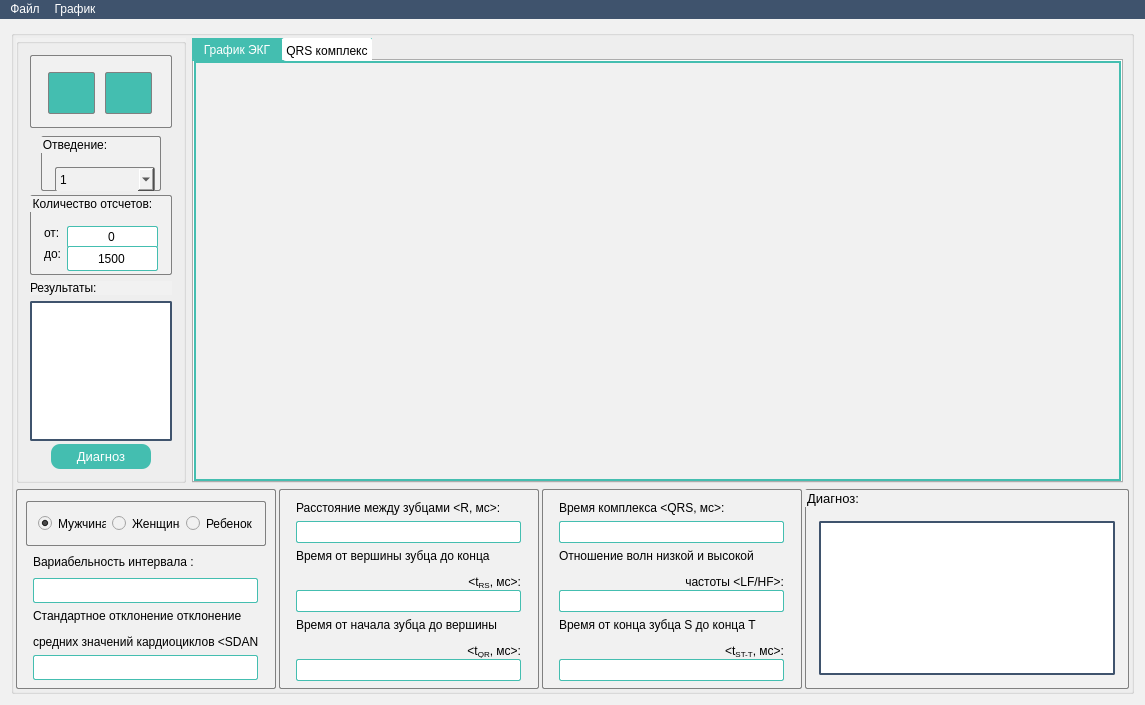
The window that mainwindow.ui (mihail727/ekp) describes before a commit, drawn with Qt 5.
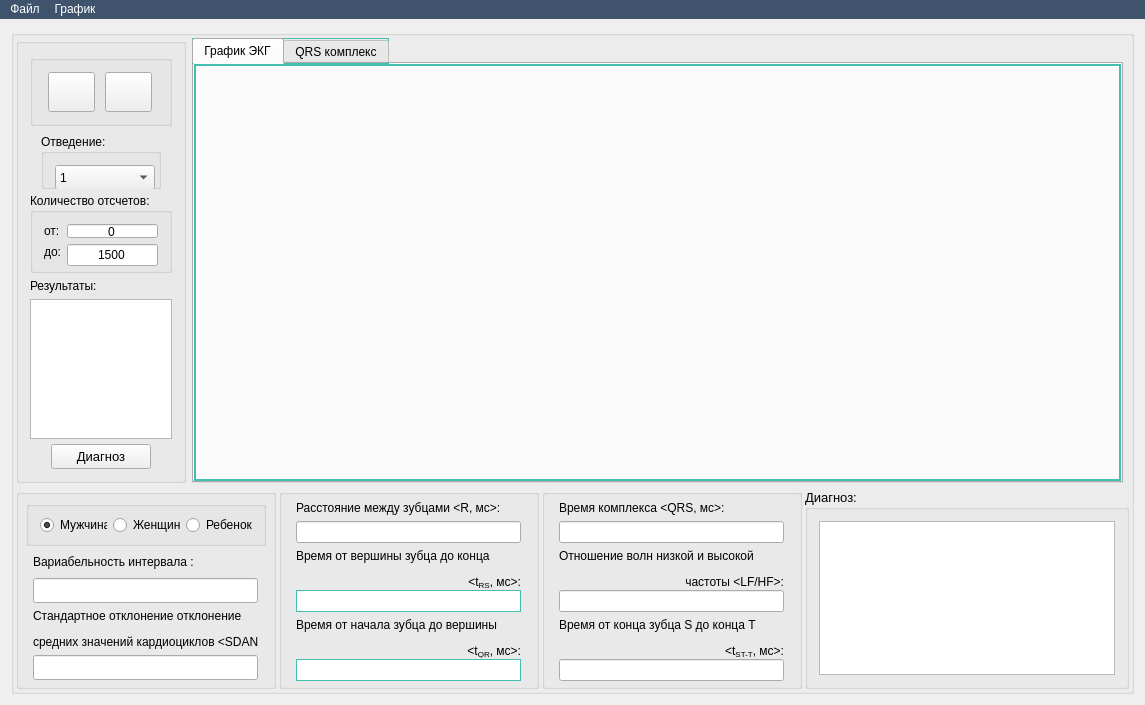
The same window after the commit. Icons and pictures are not drawn.

The edit to the form file:
```diff
--- a/mainwindow.ui
+++ b/mainwindow.ui
@@ -69,6 +69,93 @@
 }
 QTabBar::tab::!selected:hover {
 	background-color:rgb(212, 212, 212);
+}
+QGroupBox#groupBox_10{
+	border:1px solid gray;
+	border-radius:2px;
+	margin-top:1ex;
+}
+QGroupBox#groupBox_9{
+	border:1px solid gray;
+	border-radius:2px;
+	margin-top:1ex;
+}
+QGroupBox#groupBox_8{
+	border:1px solid gray;
+	border-radius:2px;
+	margin-top:1ex;
+}
+QRadioButton{
+	border:0px;
+	margin-top:1ex;
+}
+QGroupBox#groupBox_10 &gt; QLabel{
+	border:0px;
+	margin-top:1ex;	
+}
+QGroupBox#groupBox_9 &gt; QLabel{
+	border:0px;
+	margin-top:1ex;	
+}
+QGroupBox#groupBox_8 &gt; QLabel{
+	border:0px;
+	margin-top:1ex;	
+}
+QGroupBox#groupBox_10 &gt; QLineEdit{
+	min-height:20px;
+	border: 1px solid rgb(68, 190, 176);
+}
+QGroupBox#groupBox_9 &gt; QLineEdit{
+	min-height:20px;
+	border: 1px solid rgb(68, 190, 176);
+}
+QGroupBox#groupBox_8 &gt; QLineEdit{
+	min-height:20px;
+	border: 1px solid rgb(68, 190, 176);
+}
+QGroupBox#groupBox_12{
+	border:1px solid gray;
+	border-radius:2px;
+	margin-top:1ex;
+}
+QTextEdit#textEdit_2{
+	border-style: solid;
+	border-width:2px;
+	border-color: rgb(63, 83, 109);
+}
+QTextEdit#textEdit{
+	border:1px solid gray;
+	border-radius:2px;
+	margin-top:1ex;
+	border-style: solid;	
+	border-width:2px;
+	border-color: rgb(63, 83, 109);
+}
+QGroupBox#groupBox_5{
+	border:1px solid gray;
+	border-radius:2px;
+	margin-top:1ex;
+}
+QGroupBox#groupBox_6{
+	border:1px solid gray;
+	border-radius:2px;
+	margin-top:1ex;
+}
+QGroupBox#groupBox_7{
+	border:1px solid gray;
+	border-radius:2px
+}
+QGroupBox#groupBox_7 &gt; QPushButton{
+	min-width:45px;
+	min-height:40px;	
+}
+QGroupBox#groupBox_5 &gt; QLabel{
+	border:0px;
+	margin-top:1ex;
+}
+QGroupBox#groupBox_5 &gt; QLineEdit{
+	min-height:20px;
+	border: 1px solid rgb(68, 190, 176);
 }</string>
   </property>
   <widget class="QWidget" name="centralWidget">
@@ -147,8 +234,7 @@
                </sizepolicy>
               </property>
               <property name="styleSheet">
-               <string notr="true">border:1px solid gray;
-border-radius:2px</string>
+               <string notr="true"/>
               </property>
               <property name="title">
                <string/>
@@ -164,8 +250,8 @@
                  </property>
                  <property name="minimumSize">
                   <size>
-                   <width>47</width>
-                   <height>42</height>
+                   <width>45</width>
+                   <height>40</height>
                   </size>
                  </property>
                  <property name="maximumSize">
@@ -175,8 +261,7 @@
                   </size>
                  </property>
                  <property name="styleSheet">
-                  <string notr="true">min-width:45px;
-min-height:40px;</string>
+                  <string notr="true"/>
                  </property>
                  <property name="text">
                   <string/>
@@ -199,8 +284,8 @@
                  </property>
                  <property name="minimumSize">
                   <size>
-                   <width>47</width>
-                   <height>42</height>
+                   <width>45</width>
+                   <height>40</height>
                   </size>
                  </property>
                  <property name="maximumSize">
@@ -210,8 +295,7 @@
                   </size>
                  </property>
                  <property name="styleSheet">
-                  <string notr="true">min-width:45px;
-min-height:40px;</string>
+                  <string notr="true"/>
                  </property>
                  <property name="text">
                   <string/>
@@ -248,9 +332,7 @@
                </size>
               </property>
               <property name="styleSheet">
-               <string notr="true">border:1px solid gray;
-border-radius:2px;
-margin-top:1ex;</string>
+               <string notr="true"/>
               </property>
               <property name="title">
                <string>Отведение:</string>
@@ -379,9 +461,7 @@
                </size>
               </property>
               <property name="styleSheet">
-               <string notr="true">border:1px solid gray;
-border-radius:2px;
-margin-top:1ex;</string>
+               <string notr="true"/>
               </property>
               <property name="title">
                <string>Количество отсчетов:</string>
@@ -390,8 +470,7 @@
                <item row="1" column="0">
                 <widget class="QLabel" name="label_3">
                  <property name="styleSheet">
-                  <string notr="true">border:0px;
-margin-top:1ex;</string>
+                  <string notr="true"/>
                  </property>
                  <property name="text">
                   <string>от:</string>
@@ -416,8 +495,7 @@
                   <enum>Qt::LeftToRight</enum>
                  </property>
                  <property name="styleSheet">
-                  <string notr="true">min-height:20px;
-border: 1px solid rgb(68, 190, 176);</string>
+                  <string notr="true"/>
                  </property>
                  <property name="text">
                   <string>0</string>
@@ -430,8 +508,7 @@
                <item row="2" column="0">
                 <widget class="QLabel" name="label_2">
                  <property name="styleSheet">
-                  <string notr="true">border:0px;
-margin-top:1ex;</string>
+                  <string notr="true"/>
                  </property>
                  <property name="text">
                   <string>до:</string>
@@ -449,7 +526,7 @@
                  <property name="minimumSize">
                   <size>
                    <width>0</width>
-                   <height>25</height>
+                   <height>22</height>
                   </size>
                  </property>
                  <property name="maximumSize">
@@ -459,7 +536,7 @@
                   </size>
                  </property>
                  <property name="styleSheet">
-                  <string notr="true">border: 1px solid rgb(68, 190, 176);</string>
+                  <string notr="true"/>
                  </property>
                  <property name="text">
                   <string>1500</string>
@@ -506,12 +583,7 @@
                </size>
               </property>
               <property name="styleSheet">
-               <string notr="true">border:1px solid gray;
-border-radius:2px;
-margin-top:1ex;
-border-style: solid;
-border-width:2px;
-border-color: rgb(63, 83, 109);</string>
+               <string notr="true"/>
               </property>
               <property name="readOnly">
                <bool>true</bool>
@@ -633,9 +705,7 @@
               </size>
              </property>
              <property name="styleSheet">
-              <string notr="true">border:1px solid gray;
-border-radius:2px;
-margin-top:1ex;</string>
+              <string notr="true"/>
              </property>
              <property name="title">
               <string/>
@@ -680,8 +750,7 @@
                  <item>
                   <widget class="QRadioButton" name="radioButton">
                    <property name="styleSheet">
-                    <string notr="true">border:0px;
-margin-top:1ex;</string>
+                    <string notr="true"/>
                    </property>
                    <property name="text">
                     <string>Мужчина</string>
@@ -694,8 +763,7 @@
                  <item>
                   <widget class="QRadioButton" name="radioButton_3">
                    <property name="styleSheet">
-                    <string notr="true">border:0px;
-margin-top:1ex;</string>
+                    <string notr="true"/>
                    </property>
                    <property name="text">
                     <string>Женщина</string>
@@ -705,8 +773,7 @@
                  <item>
                   <widget class="QRadioButton" name="radioButton_2">
                    <property name="styleSheet">
-                    <string notr="true">border:0px;
-margin-top:1ex;</string>
+                    <string notr="true"/>
                    </property>
                    <property name="text">
                     <string>Ребенок</string>
@@ -759,7 +826,7 @@
                 <property name="minimumSize">
                  <size>
                   <width>225</width>
-                  <height>25</height>
+                  <height>22</height>
                  </size>
                 </property>
                 <property name="maximumSize">
@@ -769,8 +836,7 @@
                  </size>
                 </property>
                 <property name="styleSheet">
-                 <string notr="true">min-height:20px;
-border: 1px solid rgb(68, 190, 176);</string>
+                 <string notr="true"/>
                 </property>
                 <property name="alignment">
                  <set>Qt::AlignCenter</set>
@@ -817,7 +883,7 @@
                 <property name="minimumSize">
                  <size>
                   <width>225</width>
-                  <height>25</height>
+                  <height>22</height>
                  </size>
                 </property>
                 <property name="maximumSize">
@@ -827,8 +893,7 @@
                  </size>
                 </property>
                 <property name="styleSheet">
-                 <string notr="true">min-height:20px;
-border: 1px solid rgb(68, 190, 176);</string>
+                 <string notr="true"/>
                 </property>
                 <property name="alignment">
                  <set>Qt::AlignCenter</set>
@@ -859,9 +924,7 @@
               </size>
              </property>
              <property name="styleSheet">
-              <string notr="true">border:1px solid gray;
-border-radius:2px;
-margin-top:1ex;</string>
+              <string notr="true"/>
              </property>
              <property name="title">
               <string/>
@@ -925,7 +988,7 @@
                 <property name="minimumSize">
                  <size>
                   <width>225</width>
-                  <height>25</height>
+                  <height>22</height>
                  </size>
                 </property>
                 <property name="maximumSize">
@@ -935,8 +998,7 @@
                  </size>
                 </property>
                 <property name="styleSheet">
-                 <string notr="true">min-height:20px;
-border: 1px solid rgb(68, 190, 176);</string>
+                 <string notr="true"/>
                 </property>
                 <property name="alignment">
                  <set>Qt::AlignCenter</set>
@@ -986,7 +1048,7 @@
                 <property name="minimumSize">
                  <size>
                   <width>225</width>
-                  <height>25</height>
+                  <height>22</height>
                  </size>
                 </property>
                 <property name="maximumSize">
@@ -1047,7 +1109,7 @@
                 <property name="minimumSize">
                  <size>
                   <width>225</width>
-                  <height>25</height>
+                  <height>22</height>
                  </size>
                 </property>
                 <property name="maximumSize">
@@ -1089,9 +1151,7 @@
               </size>
              </property>
              <property name="styleSheet">
-              <string notr="true">border:1px solid gray;
-border-radius:2px;
-margin-top:1ex;</string>
+              <string notr="true"/>
              </property>
              <property name="title">
               <string/>
@@ -1152,7 +1212,7 @@
                 <property name="minimumSize">
                  <size>
                   <width>225</width>
-                  <height>25</height>
+                  <height>22</height>
                  </size>
                 </property>
                 <property name="maximumSize">
@@ -1162,8 +1222,7 @@
                  </size>
                 </property>
                 <property name="styleSheet">
-                 <string notr="true">min-height:20px;
-border: 1px solid rgb(68, 190, 176);</string>
+                 <string notr="true"/>
                 </property>
                 <property name="alignment">
                  <set>Qt::AlignCenter</set>
@@ -1213,7 +1272,7 @@
                 <property name="minimumSize">
                  <size>
                   <width>225</width>
-                  <height>25</height>
+                  <height>22</height>
                  </size>
                 </property>
                 <property name="maximumSize">
@@ -1226,8 +1285,7 @@
                  <enum>Qt::LeftToRight</enum>
                 </property>
                 <property name="styleSheet">
-                 <string notr="true">min-height:20px;
-border: 1px solid rgb(68, 190, 176);</string>
+                 <string notr="true"/>
                 </property>
                 <property name="alignment">
                  <set>Qt::AlignCenter</set>
@@ -1277,7 +1335,7 @@
                 <property name="minimumSize">
                  <size>
                   <width>225</width>
-                  <height>25</height>
+                  <height>22</height>
                  </size>
                 </property>
                 <property name="maximumSize">
@@ -1287,8 +1345,7 @@
                  </size>
                 </property>
                 <property name="styleSheet">
-                 <string notr="true">min-height:20px;
-border: 1px solid rgb(68, 190, 176);</string>
+                 <string notr="true"/>
                 </property>
                 <property name="alignment">
                  <set>Qt::AlignCenter</set>
@@ -1324,9 +1381,7 @@
               </font>
              </property>
              <property name="styleSheet">
-              <string notr="true">border:1px solid gray;
-border-radius:2px;
-margin-top:1ex;</string>
+              <string notr="true"/>
              </property>
              <property name="title">
               <string>Диагноз:</string>
@@ -1353,9 +1408,7 @@
                  </size>
                 </property>
                 <property name="styleSheet">
-                 <string notr="true">border-style: solid;
-border-width:2px;
-border-color: rgb(63, 83, 109);</string>
+                 <string notr="true"/>
                 </property>
                 <property name="readOnly">
                  <bool>true</bool>
```
Left out of the diff: 42 changed lines with no effect on the pictures.
